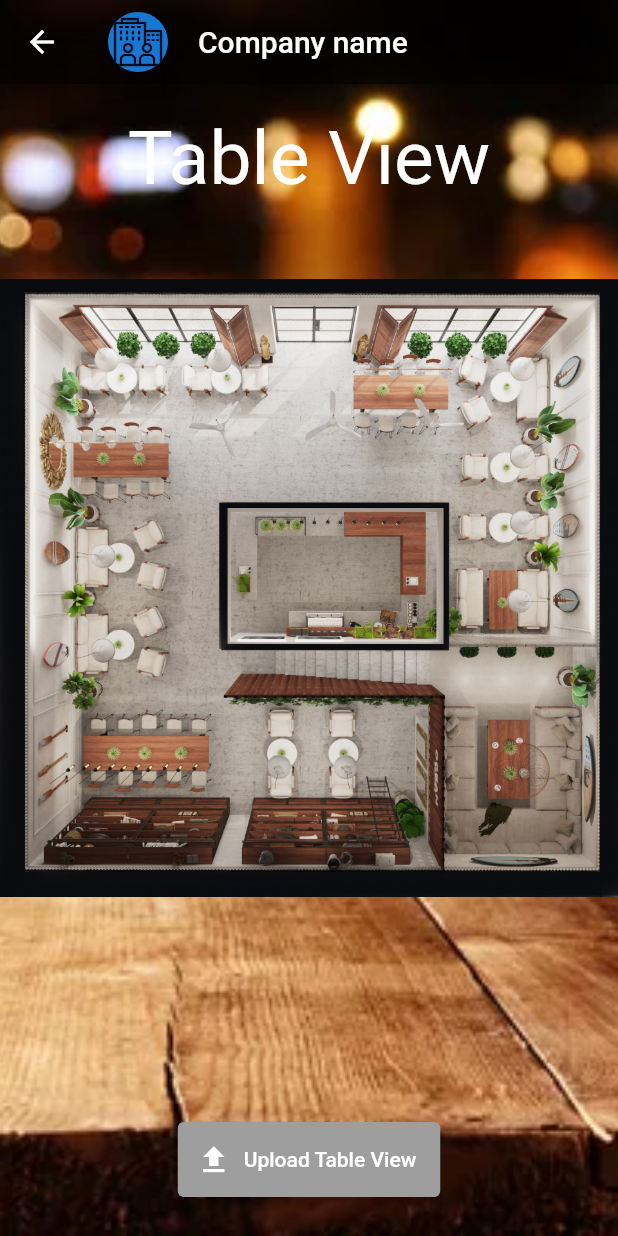
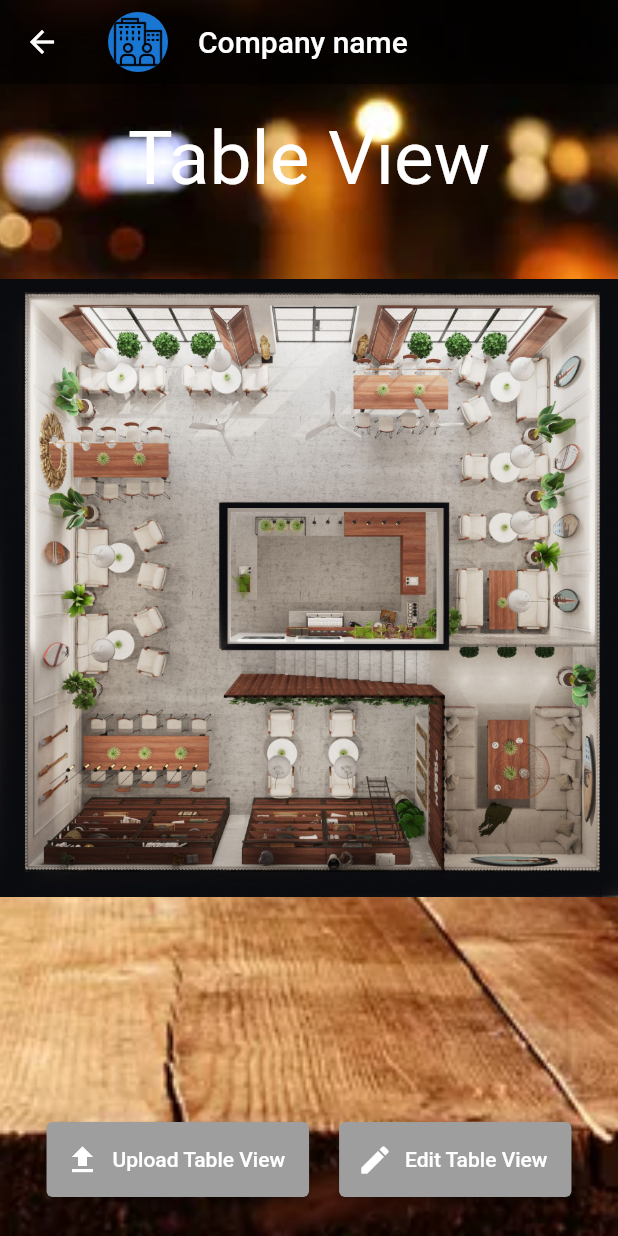
Before and after one commit to Villex-code/Resta, a Flutter app: the Business_TableView screen opened directly, on a phone screen of 412 x 824 dp. Run offline on Flutter 3.47's test engine with Material 2 defaults, Android fonts, the light colour scheme and no system bars; our stand-ins replace cloud_firestore, firebase_auth, firebase_core, firebase_storage, flutter_rating_bar, google_nav_bar and 6 more; missing offline and left inert: flutter_faq, test_app; accounts and stored records are empty; network calls fail; Roboto replaces fonts that are missing (OoohBaby).

Commit message:
Some buttons

```diff
--- a/lib/Business/business_home_page.dart
+++ b/lib/Business/business_home_page.dart
@@ -454,8 +454,8 @@ class _BusinessView extends State<BusinessView> {
                         child: Column(
                           mainAxisAlignment: MainAxisAlignment.center,
                           children: <Widget>[
-                            Icon(Icons.settings),
-                            Text('Settings'),// icon// text
+                            Icon(Icons.upload),
+                            Text('Upload'),// icon// text
                           ],
                         ),
                       ),
--- a/lib/Business/business_table_view.dart
+++ b/lib/Business/business_table_view.dart
@@ -1,7 +1,7 @@
 import 'package:flutter/material.dart';
-import 'package:my_app/Business/business_add_table.dart';
-import 'package:my_app/Business/business_menu.dart';
-import 'package:my_app/Business/business_home_page.dart';
+import 'package:test_app/business_add_table.dart';
+import 'package:test_app/business_menu.dart';
+import 'package:test_app/main.dart';
 //import 'package:test_app/home_page.dart';
 
 
@@ -57,7 +57,10 @@
         ),
         floatingActionButtonLocation:
         FloatingActionButtonLocation.centerFloat,
-        floatingActionButton: Container(
+        floatingActionButton: Row(
+          mainAxisAlignment: MainAxisAlignment.center,
+          children: [
+            Container(
           height: 50,
           margin: const EdgeInsets.all(10),
           child: ElevatedButton.icon(
@@ -77,6 +80,27 @@
             label: Text('Upload Table View'),
           ),
         ),
+            Container(
+              height: 50,
+              margin: const EdgeInsets.all(10),
+              child: ElevatedButton.icon(
+                onPressed: () {
+                  Navigator.pushReplacement(
+                    context,
+                    MaterialPageRoute(builder: (context) => const Business_AddTable()),
+                  );
+                },
+                style: ElevatedButton.styleFrom(
+                  primary: Colors.grey, // Background color
+                ),
+                icon: Icon(
+                  Icons.edit,
+                  size: 24.0,
+                ),
+                label: Text('Edit Table View'),
+              ),
+            ),
+      ]),
       ),
     );
   }
```
Also changed, not shown: lib/Business/business_menu.dart (+27 -3 lines).
